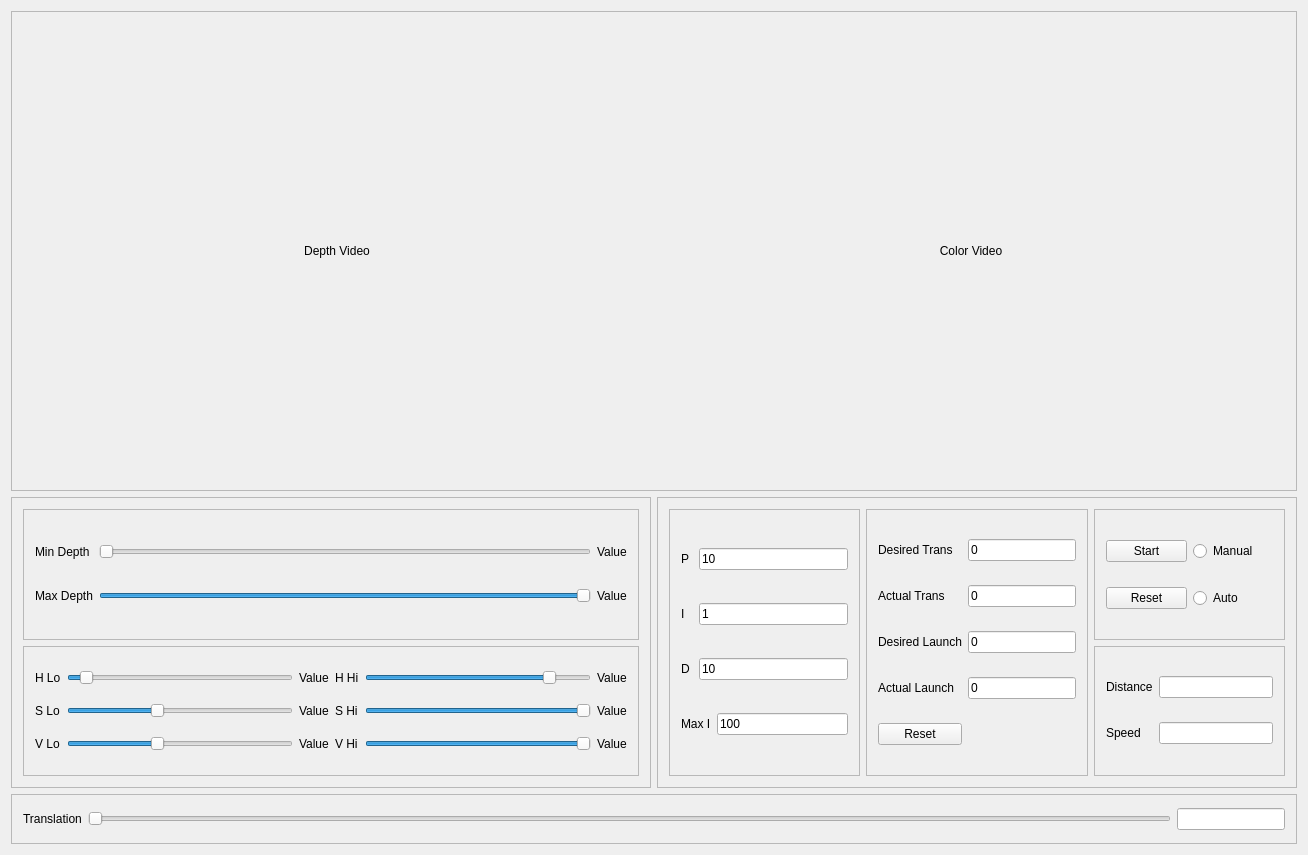
The window that ui/mainwindow.ui (SilentStrike/beerpong) describes before a commit, drawn with Qt 5.
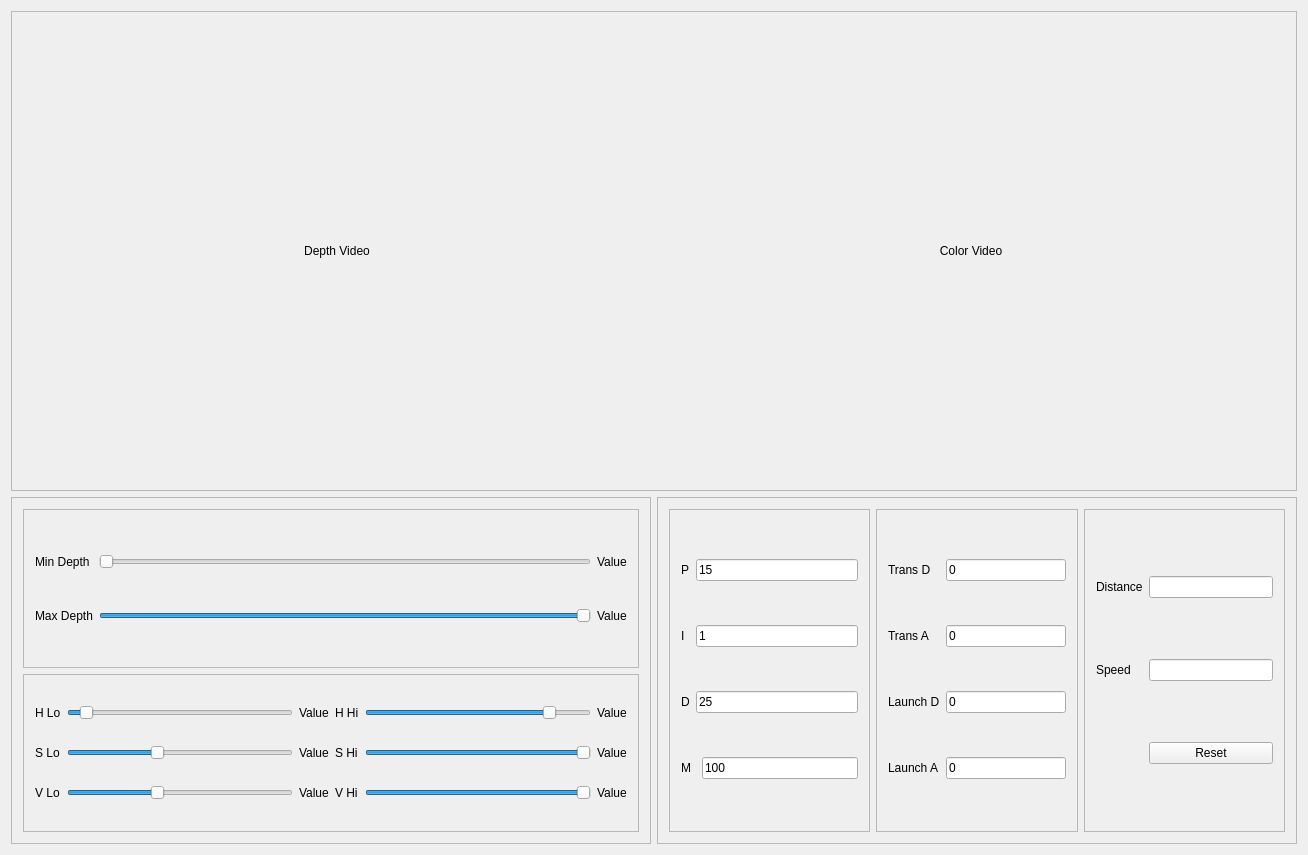
The same window after the commit.

Patch:
```diff
--- a/ui/mainwindow.ui
+++ b/ui/mainwindow.ui
@@ -85,8 +85,8 @@
       <property name="frameShadow">
        <enum>QFrame::Raised</enum>
       </property>
-      <layout class="QGridLayout" name="gridLayout_8">
-       <item row="0" column="0" rowspan="2">
+      <layout class="QHBoxLayout" name="horizontalLayout_3">
+       <item>
         <widget class="QFrame" name="pidFrame">
          <property name="frameShape">
           <enum>QFrame::StyledPanel</enum>
@@ -105,7 +105,7 @@
           <item row="0" column="1" colspan="2">
            <widget class="QLineEdit" name="pBox">
             <property name="text">
-             <string>10</string>
+             <string>15</string>
             </property>
            </widget>
           </item>
@@ -133,14 +133,14 @@
           <item row="2" column="1" colspan="2">
            <widget class="QLineEdit" name="dBox">
             <property name="text">
-             <string>10</string>
+             <string>25</string>
             </property>
            </widget>
           </item>
           <item row="3" column="0" colspan="2">
            <widget class="QLabel" name="label">
             <property name="text">
-             <string>Max I</string>
+             <string>M</string>
             </property>
            </widget>
           </item>
@@ -154,7 +154,7 @@
          </layout>
         </widget>
        </item>
-       <item row="0" column="1" rowspan="2">
+       <item>
         <widget class="QFrame" name="speedFrame">
          <property name="frameShape">
           <enum>QFrame::StyledPanel</enum>
@@ -166,7 +166,7 @@
           <item row="0" column="0">
            <widget class="QLabel" name="desiredTransLabel">
             <property name="text">
-             <string>Desired Trans</string>
+             <string>Trans D</string>
             </property>
            </widget>
           </item>
@@ -180,7 +180,7 @@
           <item row="1" column="0">
            <widget class="QLabel" name="actualTransLabel">
             <property name="text">
-             <string>Actual Trans</string>
+             <string>Trans A</string>
             </property>
            </widget>
           </item>
@@ -194,14 +194,14 @@
           <item row="2" column="0">
            <widget class="QLabel" name="desiredLaunchLabel">
             <property name="text">
-             <string>Desired Launch</string>
+             <string>Launch D</string>
             </property>
            </widget>
           </item>
           <item row="3" column="0">
            <widget class="QLabel" name="actualLaunchLabel">
             <property name="text">
-             <string>Actual Launch</string>
+             <string>Launch A</string>
             </property>
            </widget>
           </item>
@@ -219,57 +219,10 @@
             </property>
            </widget>
           </item>
-          <item row="4" column="0">
-           <widget class="QPushButton" name="pidReset">
-            <property name="text">
-             <string>Reset</string>
-            </property>
-           </widget>
-          </item>
          </layout>
         </widget>
        </item>
-       <item row="0" column="2">
-        <widget class="QFrame" name="buttonFrame">
-         <property name="frameShape">
-          <enum>QFrame::StyledPanel</enum>
-         </property>
-         <property name="frameShadow">
-          <enum>QFrame::Raised</enum>
-         </property>
-         <layout class="QGridLayout" name="gridLayout_5">
-          <item row="0" column="0">
-           <widget class="QPushButton" name="startButton">
-            <property name="text">
-             <string>Start</string>
-            </property>
-           </widget>
-          </item>
-          <item row="0" column="1">
-           <widget class="QRadioButton" name="manualButton">
-            <property name="text">
-             <string>Manual</string>
-            </property>
-           </widget>
-          </item>
-          <item row="1" column="0">
-           <widget class="QPushButton" name="resetButton">
-            <property name="text">
-             <string>Reset</string>
-            </property>
-           </widget>
-          </item>
-          <item row="1" column="1">
-           <widget class="QRadioButton" name="autoButton">
-            <property name="text">
-             <string>Auto</string>
-            </property>
-           </widget>
-          </item>
-         </layout>
-        </widget>
-       </item>
-       <item row="1" column="2">
+       <item>
         <widget class="QFrame" name="launchFrame">
          <property name="frameShape">
           <enum>QFrame::StyledPanel</enum>
@@ -298,63 +251,19 @@
           <item row="1" column="1">
            <widget class="QLineEdit" name="speedBox"/>
           </item>
+          <item row="2" column="1">
+           <widget class="QPushButton" name="pidReset">
+            <property name="text">
+             <string>Reset</string>
+            </property>
+           </widget>
+          </item>
          </layout>
         </widget>
        </item>
       </layout>
      </widget>
     </item>
-    <item row="2" column="0" colspan="2">
-     <widget class="QFrame" name="translationFrame">
-      <property name="sizePolicy">
-       <sizepolicy hsizetype="MinimumExpanding" vsizetype="Fixed">
-        <horstretch>0</horstretch>
-        <verstretch>0</verstretch>
-       </sizepolicy>
-      </property>
-      <property name="minimumSize">
-       <size>
-        <width>0</width>
-        <height>50</height>
-       </size>
-      </property>
-      <property name="frameShape">
-       <enum>QFrame::StyledPanel</enum>
-      </property>
-      <property name="frameShadow">
-       <enum>QFrame::Raised</enum>
-      </property>
-      <layout class="QHBoxLayout" name="horizontalLayout_2">
-       <item>
-        <widget class="QLabel" name="translationLabel">
-         <property name="text">
-          <string>Translation</string>
-         </property>
-        </widget>
-       </item>
-       <item>
-        <widget class="QSlider" name="translationSlider">
-         <property name="orientation">
-          <enum>Qt::Horizontal</enum>
-         </property>
-        </widget>
-       </item>
-       <item>
-        <widget class="QLineEdit" name="translationValue">
-         <property name="sizePolicy">
-          <sizepolicy hsizetype="Fixed" vsizetype="Fixed">
-           <horstretch>0</horstretch>
-           <verstretch>0</verstretch>
-          </sizepolicy>
-         </property>
-         <property name="text">
-          <string/>
-         </property>
-        </widget>
-       </item>
-      </layout>
-     </widget>
-    </item>
     <item row="1" column="0">
      <widget class="QFrame" name="inputFrame">
       <property name="sizePolicy">
```
